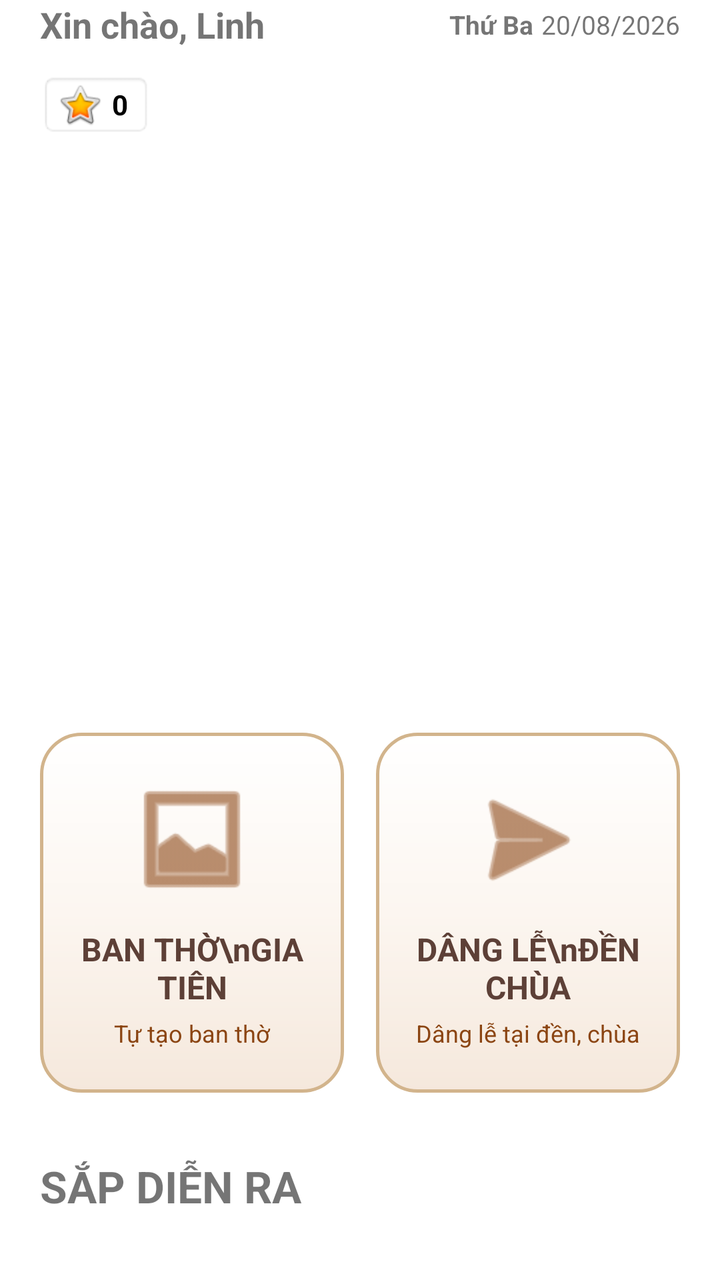
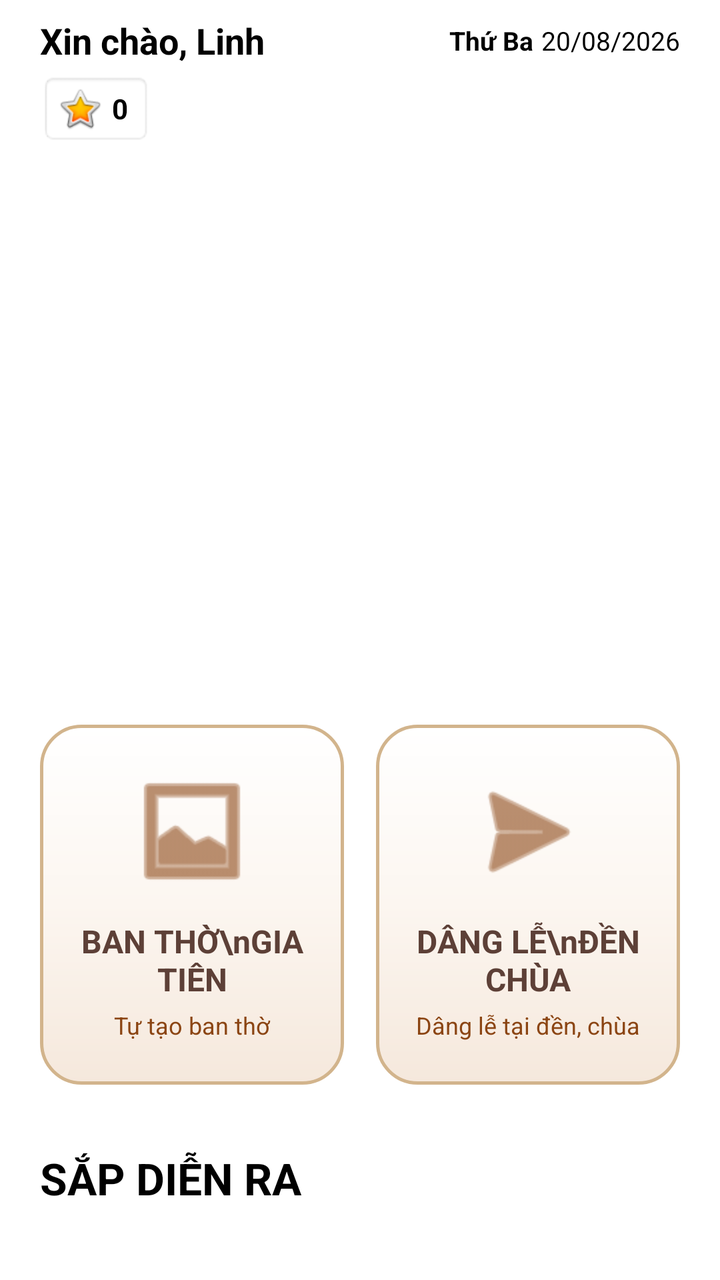

Before-and-after screenshots of an Android layout around one commit, followed by the original layout XML and the change that was made.
<!-- AndroidManifest.xml: application theme Theme.ThapHuongGiaTien -->
<!-- res/layout/fragment_home.xml -->
<?xml version="1.0" encoding="utf-8"?>
<androidx.constraintlayout.widget.ConstraintLayout xmlns:android="http://schemas.android.com/apk/res/android"
    xmlns:app="http://schemas.android.com/apk/res-auto"
    android:layout_width="match_parent"
    android:layout_height="match_parent"
    android:background="@color/white">

    <androidx.core.widget.NestedScrollView
        android:id="@+id/scrollView"
        android:layout_width="match_parent"
        android:layout_height="match_parent"
        android:fillViewport="true">

        <LinearLayout
            android:id="@+id/layoutContent"
            android:layout_width="match_parent"
            android:layout_height="wrap_content"
            android:orientation="vertical"
            android:paddingStart="20dp"
            android:paddingEnd="20dp"
            android:paddingBottom="32dp">

            <LinearLayout
                android:id="@+id/layoutUserInfo"
                android:layout_width="match_parent"
                android:layout_height="wrap_content"
                android:gravity="center_vertical"
                android:orientation="horizontal">

                <TextView
                    android:id="@+id/txtUserName"
                    android:layout_width="0dp"
                    android:layout_height="wrap_content"
                    android:layout_weight="1"
                    android:text="Xin chào, Linh"
                    android:textSize="18sp"
                    android:textStyle="bold" />

                <TextView
                    android:id="@+id/txtDayOfWeek"
                    android:layout_width="wrap_content"
                    android:layout_height="wrap_content"
                    android:layout_marginEnd="4dp"
                    android:text="Thứ Ba"
                    android:textSize="13sp"
                    android:textStyle="bold" />

                <TextView
                    android:id="@+id/txtDate"
                    android:layout_width="wrap_content"
                    android:layout_height="wrap_content"
                    android:text="20/08/2026"
                    android:textSize="13sp" />
            </LinearLayout>

            <include
                android:id="@+id/layoutGold"
                layout="@layout/layout_gold"
                android:layout_width="wrap_content"
                android:layout_height="wrap_content"
                android:layout_marginTop="12dp" />

            <androidx.cardview.widget.CardView
                android:id="@+id/cardBanner"
                android:layout_width="match_parent"
                android:layout_height="250dp"
                android:layout_marginTop="24dp"
                app:cardCornerRadius="20dp"
                app:cardElevation="0dp">

                <androidx.constraintlayout.widget.ConstraintLayout
                    android:layout_width="match_parent"
                    android:layout_height="match_parent">

                    <ImageView
                        android:id="@+id/imgBanner"
                        android:layout_width="match_parent"
                        android:layout_height="match_parent"
                        android:contentDescription="@null"
                        android:scaleType="centerCrop" />
                </androidx.constraintlayout.widget.ConstraintLayout>
            </androidx.cardview.widget.CardView>

            <LinearLayout
                android:id="@+id/layoutFunctions"
                android:layout_width="match_parent"
                android:layout_height="wrap_content"
                android:layout_marginTop="24dp"
                android:baselineAligned="false"
                android:orientation="horizontal"
                android:weightSum="2">

                <LinearLayout
                    android:id="@+id/cardBanThoGiaTien"
                    android:layout_width="0dp"
                    android:layout_height="180dp"
                    android:layout_marginEnd="8dp"
                    android:layout_weight="1"
                    android:background="@drawable/bg_action_button"
                    android:clickable="true"
                    android:focusable="true"
                    android:gravity="center"
                    android:orientation="vertical"
                    android:padding="16dp">

                    <ImageView
                        android:id="@+id/imgBanThoIcon"
                        android:layout_width="64dp"
                        android:layout_height="64dp"
                        android:contentDescription="@null"
                        android:src="@android:drawable/ic_menu_gallery"
                        app:tint="#8B4513" />

                    <TextView
                        android:id="@+id/txtBanThoTitle"
                        android:layout_width="match_parent"
                        android:layout_height="wrap_content"
                        android:layout_marginTop="12dp"
                        android:gravity="center"
                        android:text="BAN THỜ\nGIA TIÊN"
                        android:textColor="#5D4037"
                        android:textSize="16sp"
                        android:textStyle="bold" />

                    <TextView
                        android:id="@+id/txtBanThoDescription"
                        android:layout_width="match_parent"
                        android:layout_height="wrap_content"
                        android:layout_marginTop="4dp"
                        android:gravity="center"
                        android:text="Tự tạo ban thờ"
                        android:textColor="#8B4513"
                        android:textSize="12sp" />
                </LinearLayout>

                <LinearLayout
                    android:id="@+id/cardDangLe"
                    android:layout_width="0dp"
                    android:layout_height="180dp"
                    android:layout_marginStart="8dp"
                    android:layout_weight="1"
                    android:background="@drawable/bg_action_button"
                    android:clickable="true"
                    android:focusable="true"
                    android:gravity="center"
                    android:orientation="vertical"
                    android:padding="16dp">

                    <ImageView
                        android:id="@+id/imgDangLeIcon"
                        android:layout_width="64dp"
                        android:layout_height="64dp"
                        android:contentDescription="@null"
                        android:src="@android:drawable/ic_menu_send"
                        app:tint="#8B4513" />

                    <TextView
                        android:id="@+id/txtDangLeTitle"
                        android:layout_width="match_parent"
                        android:layout_height="wrap_content"
                        android:layout_marginTop="12dp"
                        android:gravity="center"
                        android:text="DÂNG LỄ\nĐỀN CHÙA"
                        android:textColor="#5D4037"
                        android:textSize="16sp"
                        android:textStyle="bold" />

                    <TextView
                        android:id="@+id/txtDangLeDescription"
                        android:layout_width="match_parent"
                        android:layout_height="wrap_content"
                        android:layout_marginTop="4dp"
                        android:gravity="center"
                        android:text="Dâng lễ tại đền, chùa"
                        android:textColor="#8B4513"
                        android:textSize="12sp" />
                </LinearLayout>
            </LinearLayout>

            <androidx.constraintlayout.widget.ConstraintLayout
                android:id="@+id/layoutEventHeader"
                android:layout_width="match_parent"
                android:layout_height="wrap_content"
                android:layout_marginTop="32dp">

                <TextView
                    android:id="@+id/txtEventTitle"
                    android:layout_width="0dp"
                    android:layout_height="wrap_content"
                    android:text="SẮP DIỄN RA"
                    android:textSize="22sp"
                    android:textStyle="bold"
                    app:layout_constraintEnd_toEndOf="parent"
                    app:layout_constraintStart_toStartOf="parent"
                    app:layout_constraintTop_toTopOf="parent" />
            </androidx.constraintlayout.widget.ConstraintLayout>

            <androidx.recyclerview.widget.RecyclerView
                android:id="@+id/rvEvents"
                android:layout_width="match_parent"
                android:layout_height="wrap_content"
                android:layout_marginTop="14dp"
                android:nestedScrollingEnabled="false"
                app:layoutManager="androidx.recyclerview.widget.LinearLayoutManager" />
        </LinearLayout>
    </androidx.core.widget.NestedScrollView>

</androidx.constraintlayout.widget.ConstraintLayout>
<!-- res/layout/layout_gold.xml (included above) -->
<?xml version="1.0" encoding="utf-8"?>
<LinearLayout xmlns:android="http://schemas.android.com/apk/res/android"
    android:id="@+id/layoutGold"
    android:layout_width="wrap_content"
    android:layout_height="wrap_content"
    android:background="@android:drawable/editbox_background"
    android:gravity="center_vertical"
    android:orientation="horizontal"
    android:paddingStart="8dp"
    android:paddingEnd="12dp"
    android:paddingTop="4dp"
    android:paddingBottom="4dp">

    <ImageView
        android:layout_width="24dp"
        android:layout_height="24dp"
        android:src="@android:drawable/btn_star_big_on" />

    <TextView
        android:id="@+id/txtGold"
        android:layout_width="wrap_content"
        android:layout_height="wrap_content"
        android:layout_marginStart="4dp"
        android:text="0"
        android:textColor="@android:color/black"
        android:textStyle="bold" />
</LinearLayout>
<!-- resources referenced by this layout -->
<resources>
  <color name="white">#FFFFFFFF</color>
  <!-- drawable bg_action_button (drawable) -->
  <?xml version="1.0" encoding="utf-8"?>
  <ripple xmlns:android="http://schemas.android.com/apk/res/android"
      android:color="#208B4513">
      <item>
          <shape android:shape="rectangle">
              <gradient
                  android:startColor="#FFFFFF"
                  android:centerColor="#FCF6F0"
                  android:endColor="#F5E8DC"
                  android:angle="270" />
              <corners android:radius="20dp" />
              <stroke
                  android:width="1.5dp"
                  android:color="#D2B48C" />
          </shape>
      </item>
  </ripple>
  <style name="Theme.ThapHuongGiaTien" parent="Theme.MaterialComponents.DayNight.NoActionBar">
          
          <item name="colorPrimary">@color/purple_500</item>
          <item name="colorPrimaryVariant">@color/purple_700</item>
          <item name="colorOnPrimary">@color/white</item>
          
          <item name="colorSecondary">@color/teal_200</item>
          <item name="colorSecondaryVariant">@color/teal_700</item>
          <item name="colorOnSecondary">@color/black</item>
          
          <item name="android:statusBarColor">@color/white</item>
          <item name="android:windowLightStatusBar">true</item>
          
      </style>
  <color name="purple_500">#FF6200EE</color>
  <color name="purple_700">#FF3700B3</color>
  <color name="teal_200">#FF03DAC5</color>
  <color name="teal_700">#FF018786</color>
  <color name="black">#FF000000</color>
</resources>

<!-- the commit's change to res/layout/fragment_home.xml (unified diff, before → after) -->
@@ -23,6 +23,7 @@
             <LinearLayout
                 android:id="@+id/layoutUserInfo"
                 android:layout_width="match_parent"
+                android:layout_marginTop="8dp"
                 android:layout_height="wrap_content"
                 android:gravity="center_vertical"
                 android:orientation="horizontal">
@@ -32,6 +33,7 @@
                     android:layout_width="0dp"
                     android:layout_height="wrap_content"
                     android:layout_weight="1"
+                    android:textColor="@color/black"
                     android:text="Xin chào, Linh"
                     android:textSize="18sp"
                     android:textStyle="bold" />
@@ -42,11 +44,13 @@
                     android:layout_height="wrap_content"
                     android:layout_marginEnd="4dp"
                     android:text="Thứ Ba"
+                    android:textColor="@color/black"
                     android:textSize="13sp"
                     android:textStyle="bold" />
 
                 <TextView
                     android:id="@+id/txtDate"
+                    android:textColor="@color/black"
                     android:layout_width="wrap_content"
                     android:layout_height="wrap_content"
                     android:text="20/08/2026"
@@ -58,13 +62,13 @@
                 layout="@layout/layout_gold"
                 android:layout_width="wrap_content"
                 android:layout_height="wrap_content"
-                android:layout_marginTop="12dp" />
+                android:layout_marginTop="4dp" />
 
             <androidx.cardview.widget.CardView
                 android:id="@+id/cardBanner"
                 android:layout_width="match_parent"
                 android:layout_height="250dp"
-                android:layout_marginTop="24dp"
+                android:layout_marginTop="16dp"
                 app:cardCornerRadius="20dp"
                 app:cardElevation="0dp">
 
@@ -190,6 +194,7 @@
                     android:text="SẮP DIỄN RA"
                     android:textSize="22sp"
                     android:textStyle="bold"
+                    android:textColor="@color/black"
                     app:layout_constraintEnd_toEndOf="parent"
                     app:layout_constraintStart_toStartOf="parent"
                     app:layout_constraintTop_toTopOf="parent" />
@@ -216,9 +221,7 @@
     android:gravity="center_vertical"
     android:orientation="horizontal"
     android:paddingStart="8dp"
-    android:paddingEnd="12dp"
-    android:paddingTop="4dp"
-    android:paddingBottom="4dp">
+    android:paddingEnd="12dp">
 
     <ImageView
         android:layout_width="24dp"
<!-- resource entries referenced after the edit -->
@@ -1,5 +1,6 @@
 <!-- resources referenced by this layout -->
 <resources>
+  <color name="black">#FF000000</color>
   <color name="white">#FFFFFFFF</color>
   <!-- drawable bg_action_button (drawable) -->
   <?xml version="1.0" encoding="utf-8"?>
@@ -37,6 +38,5 @@
   <color name="purple_700">#FF3700B3</color>
   <color name="teal_200">#FF03DAC5</color>
   <color name="teal_700">#FF018786</color>
-  <color name="black">#FF000000</color>
 </resources>
 
